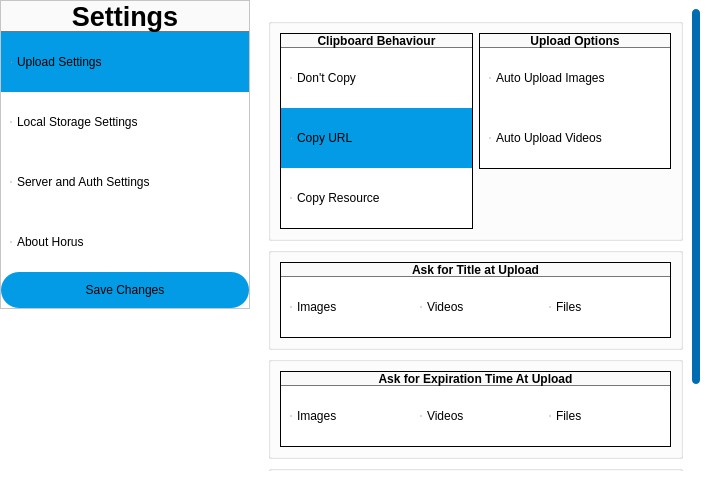
First picture: the form in editsettingswindow.ui, repository nickdonnelly/horus, before the edit.
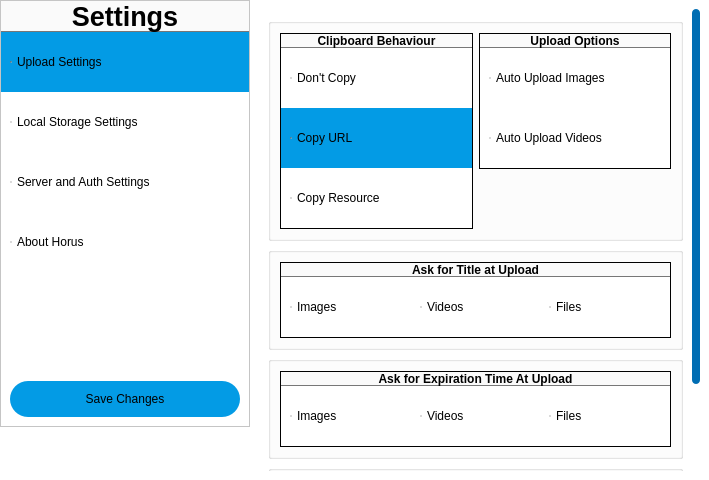
Second picture: the form after the edit.

```diff
--- a/editsettingswindow.ui
+++ b/editsettingswindow.ui
@@ -251,7 +251,32 @@
            </widget>
           </widget>
          </item>
-         <item>
+         <item alignment="Qt::AlignBottom">
+          <widget class="QFrame" name="frame_9">
+           <property name="frameShape">
+            <enum>QFrame::NoFrame</enum>
+           </property>
+           <property name="frameShadow">
+            <enum>QFrame::Plain</enum>
+           </property>
+           <layout class="QGridLayout" name="gridLayout_4">
+            <item row="0" column="0">
+             <spacer name="verticalSpacer">
+              <property name="orientation">
+               <enum>Qt::Vertical</enum>
+              </property>
+              <property name="sizeType">
+               <enum>QSizePolicy::Expanding</enum>
+              </property>
+              <property name="sizeHint" stdset="0">
+               <size>
+                <width>0</width>
+                <height>100</height>
+               </size>
+              </property>
+             </spacer>
+            </item>
+            <item row="1" column="0">
           <widget class="QPushButton" name="btnSave">
            <property name="minimumSize">
             <size>
@@ -274,6 +299,9 @@
            <property name="text">
             <string>Save Changes</string>
            </property>
+             </widget>
+            </item>
+           </layout>
           </widget>
          </item>
         </layout>
```
Lines whose indentation alone changed are shown as unchanged.
